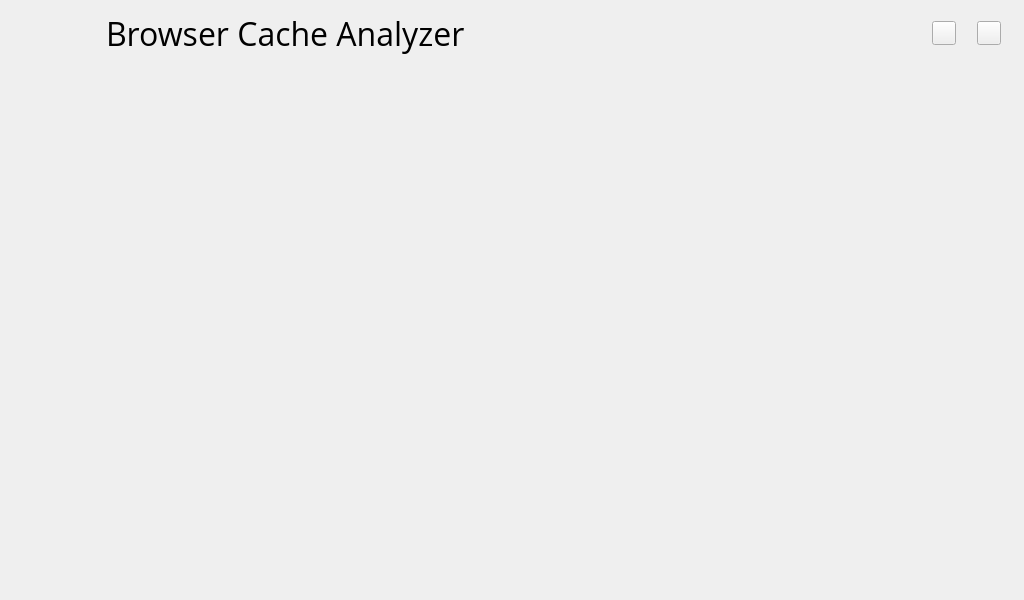
First picture: the form in gui/browser_cache_analyzer_gui.ui, repository gabrieledenardis/BrowserCacheAnalyzer, before the edit.
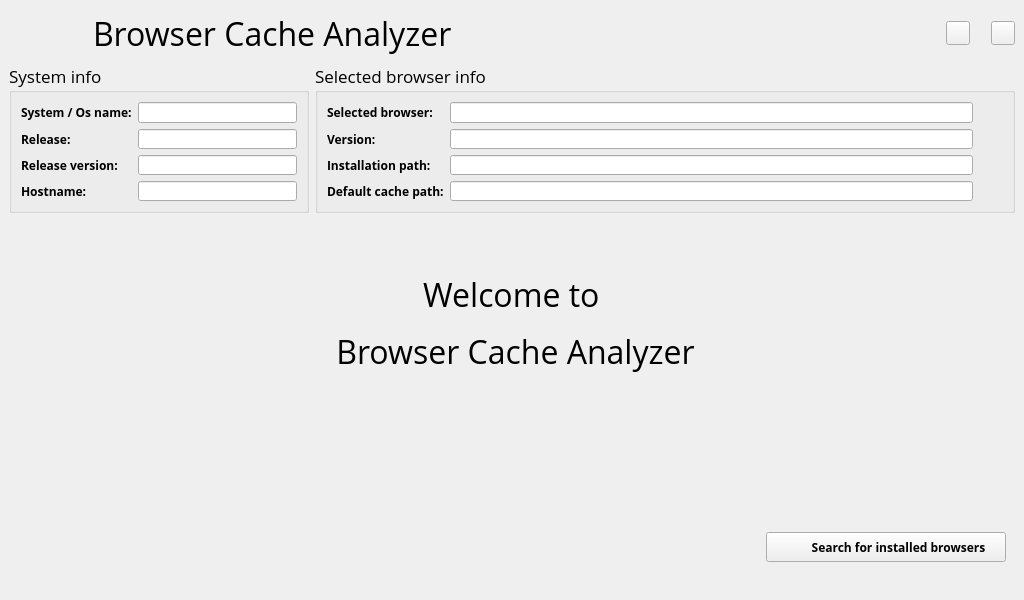
Second picture: the form after the edit. Icons and pictures are not drawn.

Commit message: Welcome screen

Diff of the .ui file:
```diff
--- a/gui/browser_cache_analyzer_gui.ui
+++ b/gui/browser_cache_analyzer_gui.ui
@@ -33,10 +33,10 @@
   </property>
   <widget class="QWidget" name="centralwidget">
    <layout class="QGridLayout" name="gridLayout_2">
-    <item row="0" column="0">
+    <item row="0" column="0" colspan="2">
      <layout class="QGridLayout" name="gridLayout">
       <item row="0" column="0">
-       <widget class="QLabel" name="label">
+       <widget class="QLabel" name="label_application_icon">
         <property name="sizePolicy">
          <sizepolicy hsizetype="Fixed" vsizetype="Fixed">
           <horstretch>0</horstretch>
@@ -80,10 +80,16 @@
        </spacer>
       </item>
       <item row="0" column="2">
-       <widget class="QLabel" name="label_2">
+       <widget class="QLabel" name="label_application_title">
+        <property name="sizePolicy">
+         <sizepolicy hsizetype="Fixed" vsizetype="Fixed">
+          <horstretch>0</horstretch>
+          <verstretch>0</verstretch>
+         </sizepolicy>
+        </property>
         <property name="minimumSize">
          <size>
-          <width>80</width>
+          <width>800</width>
           <height>48</height>
          </size>
         </property>
@@ -110,11 +116,11 @@
          <enum>Qt::Horizontal</enum>
         </property>
         <property name="sizeType">
-         <enum>QSizePolicy::Fixed</enum>
+         <enum>QSizePolicy::Expanding</enum>
         </property>
         <property name="sizeHint" stdset="0">
          <size>
-          <width>20</width>
+          <width>30</width>
           <height>48</height>
          </size>
         </property>
@@ -209,17 +215,631 @@
      </layout>
     </item>
     <item row="1" column="0">
-     <spacer name="verticalSpacer">
-      <property name="orientation">
-       <enum>Qt::Vertical</enum>
+     <widget class="QGroupBox" name="groupBox_system_info">
+      <property name="sizePolicy">
+       <sizepolicy hsizetype="Fixed" vsizetype="Fixed">
+        <horstretch>0</horstretch>
+        <verstretch>0</verstretch>
+       </sizepolicy>
       </property>
-      <property name="sizeHint" stdset="0">
+      <property name="minimumSize">
        <size>
-        <width>20</width>
-        <height>40</height>
+        <width>300</width>
+        <height>150</height>
        </size>
       </property>
-     </spacer>
+      <property name="maximumSize">
+       <size>
+        <width>300</width>
+        <height>150</height>
+       </size>
+      </property>
+      <property name="font">
+       <font>
+        <family>Open Sans</family>
+        <pointsize>13</pointsize>
+        <weight>50</weight>
+        <bold>false</bold>
+       </font>
+      </property>
+      <property name="title">
+       <string>System info</string>
+      </property>
+      <layout class="QGridLayout" name="gridLayout_18">
+       <item row="0" column="0">
+        <layout class="QGridLayout" name="gridLayout_8">
+         <item row="0" column="0">
+          <widget class="QLabel" name="label_3">
+           <property name="font">
+            <font>
+             <family>Open Sans</family>
+             <pointsize>9</pointsize>
+             <weight>75</weight>
+             <bold>true</bold>
+            </font>
+           </property>
+           <property name="text">
+            <string>System / Os name:</string>
+           </property>
+          </widget>
+         </item>
+         <item row="0" column="1">
+          <widget class="QLineEdit" name="line_system_os_name">
+           <property name="font">
+            <font>
+             <family>Open Sans</family>
+             <pointsize>9</pointsize>
+             <weight>50</weight>
+             <bold>false</bold>
+            </font>
+           </property>
+          </widget>
+         </item>
+         <item row="1" column="0">
+          <widget class="QLabel" name="label_4">
+           <property name="font">
+            <font>
+             <family>Open Sans</family>
+             <pointsize>9</pointsize>
+             <weight>75</weight>
+             <bold>true</bold>
+            </font>
+           </property>
+           <property name="text">
+            <string>Release:</string>
+           </property>
+          </widget>
+         </item>
+         <item row="1" column="1">
+          <widget class="QLineEdit" name="line_system_release">
+           <property name="font">
+            <font>
+             <family>Open Sans</family>
+             <pointsize>9</pointsize>
+             <weight>50</weight>
+             <bold>false</bold>
+            </font>
+           </property>
+          </widget>
+         </item>
+         <item row="2" column="0">
+          <widget class="QLabel" name="label_5">
+           <property name="font">
+            <font>
+             <family>Open Sans</family>
+             <pointsize>9</pointsize>
+             <weight>75</weight>
+             <bold>true</bold>
+            </font>
+           </property>
+           <property name="text">
+            <string>Release version:</string>
+           </property>
+          </widget>
+         </item>
+         <item row="2" column="1">
+          <widget class="QLineEdit" name="line_system_release_version">
+           <property name="font">
+            <font>
+             <family>Open Sans</family>
+             <pointsize>9</pointsize>
+             <weight>50</weight>
+             <bold>false</bold>
+            </font>
+           </property>
+          </widget>
+         </item>
+         <item row="3" column="0">
+          <widget class="QLabel" name="label_6">
+           <property name="font">
+            <font>
+             <family>Open Sans</family>
+             <pointsize>9</pointsize>
+             <weight>75</weight>
+             <bold>true</bold>
+            </font>
+           </property>
+           <property name="text">
+            <string>Hostname:</string>
+           </property>
+          </widget>
+         </item>
+         <item row="3" column="1">
+          <widget class="QLineEdit" name="line_system_hostname">
+           <property name="font">
+            <font>
+             <family>Open Sans</family>
+             <pointsize>9</pointsize>
+             <weight>50</weight>
+             <bold>false</bold>
+            </font>
+           </property>
+          </widget>
+         </item>
+        </layout>
+       </item>
+      </layout>
+     </widget>
+    </item>
+    <item row="1" column="1">
+     <widget class="QGroupBox" name="groupBox_selected_browser_info">
+      <property name="sizePolicy">
+       <sizepolicy hsizetype="Fixed" vsizetype="Fixed">
+        <horstretch>0</horstretch>
+        <verstretch>0</verstretch>
+       </sizepolicy>
+      </property>
+      <property name="minimumSize">
+       <size>
+        <width>700</width>
+        <height>150</height>
+       </size>
+      </property>
+      <property name="maximumSize">
+       <size>
+        <width>700</width>
+        <height>150</height>
+       </size>
+      </property>
+      <property name="font">
+       <font>
+        <family>Open Sans</family>
+        <pointsize>13</pointsize>
+        <weight>50</weight>
+        <bold>false</bold>
+       </font>
+      </property>
+      <property name="title">
+       <string>Selected browser info</string>
+      </property>
+      <layout class="QGridLayout" name="gridLayout_12">
+       <item row="0" column="0">
+        <layout class="QGridLayout" name="gridLayout_11">
+         <item row="0" column="0">
+          <widget class="QLabel" name="label_7">
+           <property name="font">
+            <font>
+             <family>Open Sans</family>
+             <pointsize>9</pointsize>
+             <weight>75</weight>
+             <bold>true</bold>
+             <stylestrategy>PreferDefault</stylestrategy>
+             <kerning>true</kerning>
+            </font>
+           </property>
+           <property name="text">
+            <string>Selected browser:</string>
+           </property>
+          </widget>
+         </item>
+         <item row="0" column="1">
+          <widget class="QLineEdit" name="line_browser_selected">
+           <property name="font">
+            <font>
+             <pointsize>9</pointsize>
+             <weight>50</weight>
+             <bold>false</bold>
+            </font>
+           </property>
+          </widget>
+         </item>
+         <item row="0" column="2">
+          <widget class="QLabel" name="label_browser_icon">
+           <property name="sizePolicy">
+            <sizepolicy hsizetype="Fixed" vsizetype="Fixed">
+             <horstretch>0</horstretch>
+             <verstretch>0</verstretch>
+            </sizepolicy>
+           </property>
+           <property name="minimumSize">
+            <size>
+             <width>24</width>
+             <height>24</height>
+            </size>
+           </property>
+           <property name="maximumSize">
+            <size>
+             <width>24</width>
+             <height>24</height>
+            </size>
+           </property>
+           <property name="text">
+            <string/>
+           </property>
+          </widget>
+         </item>
+         <item row="1" column="0">
+          <widget class="QLabel" name="label_8">
+           <property name="font">
+            <font>
+             <family>Open Sans</family>
+             <pointsize>9</pointsize>
+             <weight>75</weight>
+             <bold>true</bold>
+            </font>
+           </property>
+           <property name="text">
+            <string>Version:</string>
+           </property>
+          </widget>
+         </item>
+         <item row="1" column="1">
+          <widget class="QLineEdit" name="line_browser_version">
+           <property name="font">
+            <font>
+             <pointsize>9</pointsize>
+             <weight>50</weight>
+             <bold>false</bold>
+            </font>
+           </property>
+          </widget>
+         </item>
+         <item row="2" column="0">
+          <widget class="QLabel" name="label_9">
+           <property name="font">
+            <font>
+             <pointsize>9</pointsize>
+             <weight>75</weight>
+             <bold>true</bold>
+            </font>
+           </property>
+           <property name="text">
+            <string>Installation path:</string>
+           </property>
+          </widget>
+         </item>
+         <item row="2" column="1">
+          <widget class="QLineEdit" name="line_browser_install_path">
+           <property name="font">
+            <font>
+             <pointsize>9</pointsize>
+             <weight>50</weight>
+             <bold>false</bold>
+            </font>
+           </property>
+          </widget>
+         </item>
+         <item row="3" column="0">
+          <widget class="QLabel" name="label_10">
+           <property name="font">
+            <font>
+             <pointsize>9</pointsize>
+             <weight>75</weight>
+             <bold>true</bold>
+            </font>
+           </property>
+           <property name="text">
+            <string>Default cache path:</string>
+           </property>
+          </widget>
+         </item>
+         <item row="3" column="1">
+          <widget class="QLineEdit" name="line_browser_default_cache_path">
+           <property name="font">
+            <font>
+             <family>Open Sans</family>
+             <pointsize>9</pointsize>
+             <weight>50</weight>
+             <bold>false</bold>
+            </font>
+           </property>
+           <property name="styleSheet">
+            <string notr="true">QLineEdit{&quot;background-color: red&quot;}</string>
+           </property>
+          </widget>
+         </item>
+         <item row="3" column="2">
+          <widget class="QLabel" name="label_browser_mark_valid_path">
+           <property name="sizePolicy">
+            <sizepolicy hsizetype="Fixed" vsizetype="Fixed">
+             <horstretch>0</horstretch>
+             <verstretch>0</verstretch>
+            </sizepolicy>
+           </property>
+           <property name="minimumSize">
+            <size>
+             <width>24</width>
+             <height>24</height>
+            </size>
+           </property>
+           <property name="maximumSize">
+            <size>
+             <width>24</width>
+             <height>24</height>
+            </size>
+           </property>
+           <property name="text">
+            <string/>
+           </property>
+          </widget>
+         </item>
+        </layout>
+       </item>
+      </layout>
+     </widget>
+    </item>
+    <item row="2" column="0" colspan="2">
+     <widget class="QStackedWidget" name="stackedWidget">
+      <widget class="QWidget" name="page">
+       <layout class="QGridLayout" name="gridLayout_6">
+        <item row="1" column="2">
+         <layout class="QGridLayout" name="gridLayout_4">
+          <item row="0" column="0">
+           <widget class="QLabel" name="label">
+            <property name="font">
+             <font>
+              <family>Open Sans</family>
+              <pointsize>24</pointsize>
+             </font>
+            </property>
+            <property name="text">
+             <string>&lt;html&gt;&lt;head/&gt;&lt;body&gt;&lt;p align=&quot;center&quot;&gt;Welcome to &lt;/p&gt;&lt;p align=&quot;center&quot;&gt;Browser Cache Analyzer&lt;/p&gt;&lt;/body&gt;&lt;/html&gt;</string>
+            </property>
+           </widget>
+          </item>
+          <item row="2" column="0">
+           <layout class="QGridLayout" name="gridLayout_3">
+            <item row="0" column="0">
+             <widget class="QLabel" name="label_2">
+              <property name="sizePolicy">
+               <sizepolicy hsizetype="Fixed" vsizetype="Fixed">
+                <horstretch>0</horstretch>
+                <verstretch>0</verstretch>
+               </sizepolicy>
+              </property>
+              <property name="minimumSize">
+               <size>
+                <width>64</width>
+                <height>64</height>
+               </size>
+              </property>
+              <property name="maximumSize">
+               <size>
+                <width>64</width>
+                <height>64</height>
+               </size>
+              </property>
+              <property name="text">
+               <string/>
+              </property>
+              <property name="pixmap">
+               <pixmap resource="icons.qrc">:/icons/chrome_64x64.png</pixmap>
+              </property>
+             </widget>
+            </item>
+            <item row="0" column="1">
+             <widget class="QLabel" name="label_12">
+              <property name="sizePolicy">
+               <sizepolicy hsizetype="Fixed" vsizetype="Fixed">
+                <horstretch>0</horstretch>
+                <verstretch>0</verstretch>
+               </sizepolicy>
+              </property>
+              <property name="minimumSize">
+               <size>
+                <width>64</width>
+                <height>64</height>
+               </size>
+              </property>
+              <property name="maximumSize">
+               <size>
+                <width>64</width>
+                <height>64</height>
+               </size>
+              </property>
+              <property name="text">
+               <string/>
+              </property>
+              <property name="pixmap">
+               <pixmap resource="icons.qrc">:/icons/firefox_64x64.png</pixmap>
+              </property>
+             </widget>
+            </item>
+            <item row="0" column="2">
+             <widget class="QLabel" name="label_13">
+              <property name="sizePolicy">
+               <sizepolicy hsizetype="Fixed" vsizetype="Fixed">
+                <horstretch>0</horstretch>
+                <verstretch>0</verstretch>
+               </sizepolicy>
+              </property>
+              <property name="minimumSize">
+               <size>
+                <width>64</width>
+                <height>64</height>
+               </size>
+              </property>
+              <property name="maximumSize">
+               <size>
+                <width>64</width>
+                <height>64</height>
+               </size>
+              </property>
+              <property name="text">
+               <string/>
+              </property>
+              <property name="pixmap">
+               <pixmap resource="icons.qrc">:/icons/opera_64x64.png</pixmap>
+              </property>
+             </widget>
+            </item>
+           </layout>
+          </item>
+          <item row="1" column="0">
+           <spacer name="verticalSpacer_4">
+            <property name="orientation">
+             <enum>Qt::Vertical</enum>
+            </property>
+            <property name="sizeType">
+             <enum>QSizePolicy::Fixed</enum>
+            </property>
+            <property name="sizeHint" stdset="0">
+             <size>
+              <width>20</width>
+              <height>10</height>
+             </size>
+            </property>
+           </spacer>
+          </item>
+         </layout>
+        </item>
+        <item row="3" column="0" colspan="4">
+         <layout class="QGridLayout" name="gridLayout_5">
+          <item row="0" column="0">
+           <spacer name="horizontalSpacer_6">
+            <property name="orientation">
+             <enum>Qt::Horizontal</enum>
+            </property>
+            <property name="sizeHint" stdset="0">
+             <size>
+              <width>40</width>
+              <height>20</height>
+             </size>
+            </property>
+           </spacer>
+          </item>
+          <item row="0" column="1">
+           <widget class="QPushButton" name="pushButton">
+            <property name="sizePolicy">
+             <sizepolicy hsizetype="Fixed" vsizetype="Fixed">
+              <horstretch>0</horstretch>
+              <verstretch>0</verstretch>
+             </sizepolicy>
+            </property>
+            <property name="minimumSize">
+             <size>
+              <width>240</width>
+              <height>30</height>
+             </size>
+            </property>
+            <property name="maximumSize">
+             <size>
+              <width>240</width>
+              <height>30</height>
+             </size>
+            </property>
+            <property name="font">
+             <font>
+              <family>Open Sans</family>
+              <pointsize>9</pointsize>
+              <weight>75</weight>
+              <bold>true</bold>
+             </font>
+            </property>
+            <property name="layoutDirection">
+             <enum>Qt::RightToLeft</enum>
+            </property>
+            <property name="text">
+             <string>        Search for installed browsers</string>
+            </property>
+            <property name="icon">
+             <iconset resource="icons.qrc">
+              <normaloff>:/icons/arrow_right.png</normaloff>:/icons/arrow_right.png</iconset>
+            </property>
+            <property name="iconSize">
+             <size>
+              <width>24</width>
+              <height>24</height>
+             </size>
+            </property>
+           </widget>
+          </item>
+         </layout>
+        </item>
+        <item row="0" column="2">
+         <spacer name="verticalSpacer">
+          <property name="orientation">
+           <enum>Qt::Vertical</enum>
+          </property>
+          <property name="sizeHint" stdset="0">
+           <size>
+            <width>20</width>
+            <height>21</height>
+           </size>
+          </property>
+         </spacer>
+        </item>
+        <item row="1" column="3">
+         <spacer name="horizontalSpacer_5">
+          <property name="orientation">
+           <enum>Qt::Horizontal</enum>
+          </property>
+          <property name="sizeHint" stdset="0">
+           <size>
+            <width>301</width>
+            <height>20</height>
+           </size>
+          </property>
+         </spacer>
+        </item>
+        <item row="2" column="0">
+         <widget class="QLabel" name="label_11">
+          <property name="minimumSize">
+           <size>
+            <width>64</width>
+            <height>64</height>
+           </size>
+          </property>
+          <property name="maximumSize">
+           <size>
+            <width>64</width>
+            <height>64</height>
+           </size>
+          </property>
+          <property name="text">
+           <string/>
+          </property>
+          <property name="pixmap">
+           <pixmap>:/icons/chrome_64.png</pixmap>
+          </property>
+         </widget>
+        </item>
+        <item row="2" column="2">
+         <spacer name="verticalSpacer_2">
+          <property name="orientation">
+           <enum>Qt::Vertical</enum>
+          </property>
+          <property name="sizeHint" stdset="0">
+           <size>
+            <width>20</width>
+            <height>61</height>
+           </size>
+          </property>
+         </spacer>
+        </item>
+        <item row="4" column="0" colspan="4">
+         <spacer name="verticalSpacer_3">
+          <property name="orientation">
+           <enum>Qt::Vertical</enum>
+          </property>
+          <property name="sizeType">
+           <enum>QSizePolicy::Fixed</enum>
+          </property>
+          <property name="sizeHint" stdset="0">
+           <size>
+            <width>20</width>
+            <height>20</height>
+           </size>
+          </property>
+         </spacer>
+        </item>
+        <item row="1" column="0">
+         <spacer name="horizontalSpacer_4">
+          <property name="orientation">
+           <enum>Qt::Horizontal</enum>
+          </property>
+          <property name="sizeHint" stdset="0">
+           <size>
+            <width>302</width>
+            <height>185</height>
+           </size>
+          </property>
+         </spacer>
+        </item>
+       </layout>
+      </widget>
+      <widget class="QWidget" name="page_2"/>
+     </widget>
     </item>
    </layout>
   </widget>
```
The commit also changes 7 other files.
